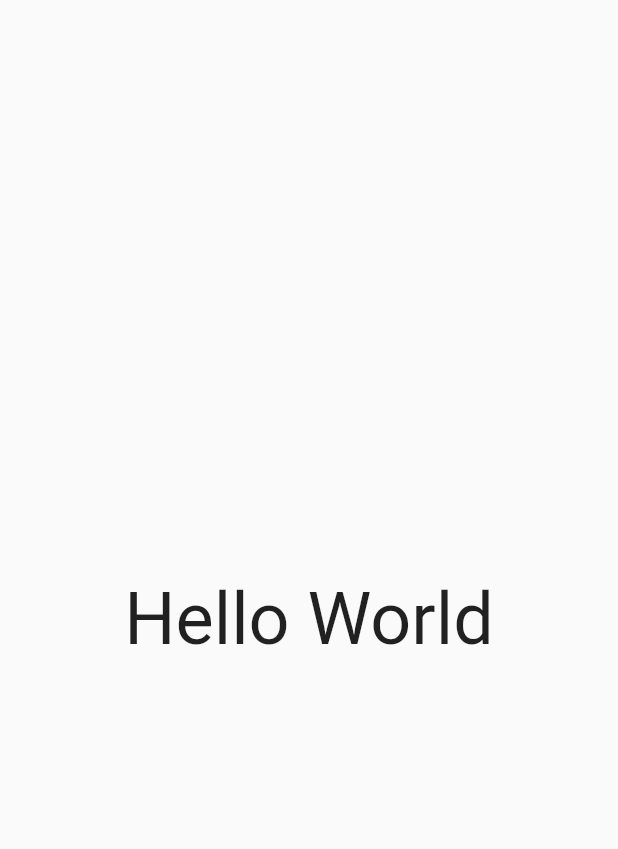
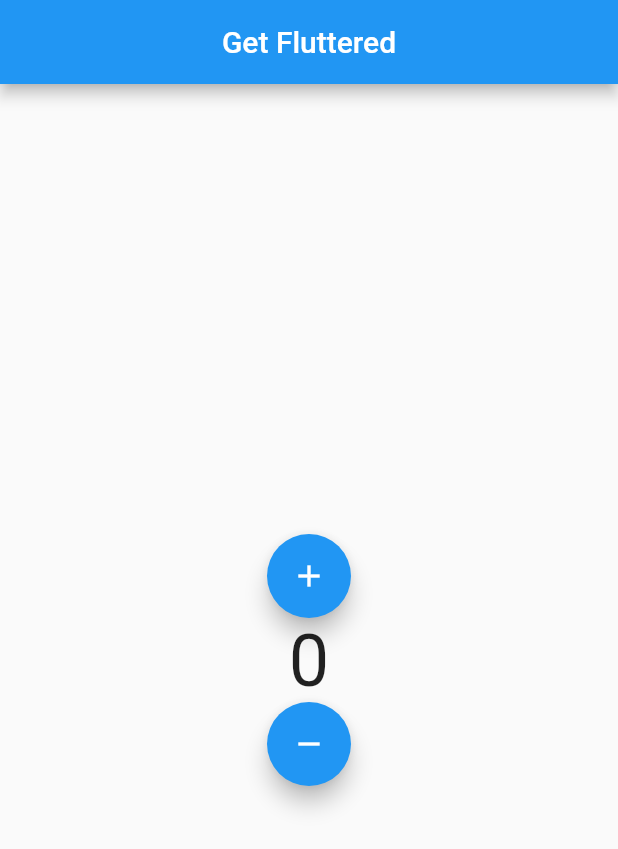
Before and after one commit to FireJuun/get_fluttered, a Flutter app: the screen it shows after launch, on a phone screen of 412 x 824 dp. Shown: the top 849 px of the screen. Run offline on Flutter 3.47's test engine with Material 2 defaults, Android fonts, the phone set to English and light mode, and no system bars; our stand-ins replace get.

Commit message:
hello world getx example

```diff
--- a/lib/main.dart
+++ b/lib/main.dart
@@ -1,4 +1,5 @@
 import 'package:flutter/material.dart';
+import 'package:get/get.dart';
 
 void main() {
   runApp(MyApp());
@@ -7,15 +8,39 @@ void main() {
 class MyApp extends StatelessWidget {
   @override
   Widget build(BuildContext context) {
-    return MaterialApp(
+    return GetMaterialApp(
       home: Scaffold(
-        body: Center(
-          child: Text(
-            'Hello World',
-            style: TextStyle(fontSize: 48),
-          ),
+        appBar: AppBar(
+          centerTitle: true,
+          title: Text('Get Fluttered'),
+        ),
+        body: GetX<CounterController>(
+          init: CounterController(),
+          builder: (controller) {
+            return Center(
+              child: Column(
+                mainAxisAlignment: MainAxisAlignment.center,
+                children: [
+                  FloatingActionButton(
+                      child: Icon(Icons.add),
+                      onPressed: () => controller.rxCounter++),
+                  Text(
+                    controller.rxCounter.value.toString(),
+                    style: TextStyle(fontSize: 48),
+                  ),
+                  FloatingActionButton(
+                      child: Icon(Icons.remove),
+                      onPressed: () => controller.rxCounter--)
+                ],
+              ),
+            );
+          },
         ),
       ),
     );
   }
 }
+
+class CounterController extends GetxController {
+  RxInt rxCounter = 0.obs;
+}
```
Also changed, not shown: pubspec.yaml (+1 -9 lines).
